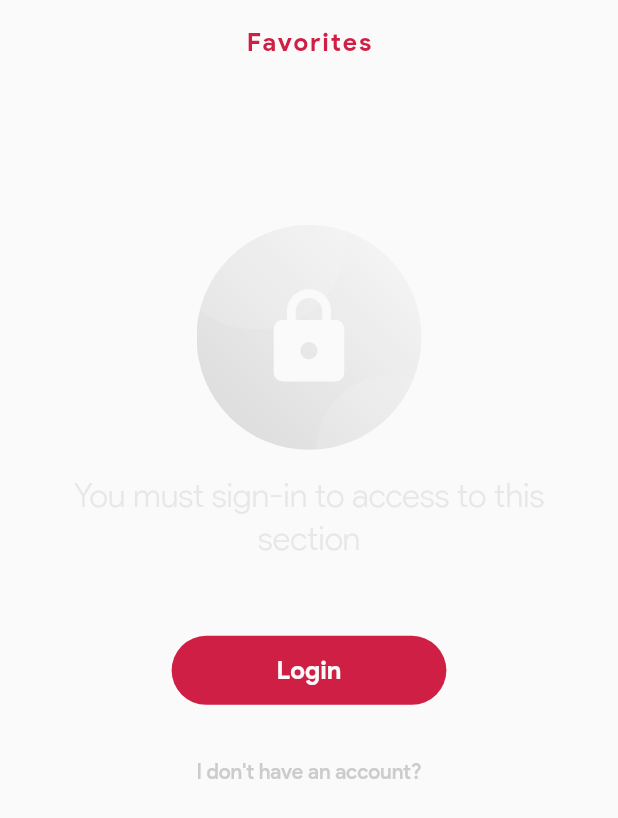
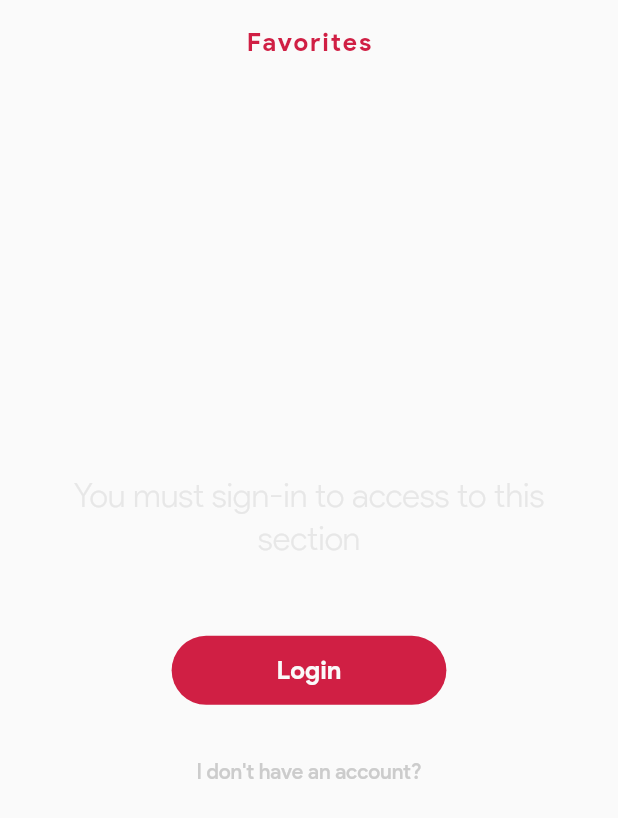
Before and after one commit to Mal2iOnettE/projectTAKE, a Flutter app: the FavoritesWidget screen opened by its route, on a phone screen of 412 x 824 dp. Shown: the top 818 px of the screen. Run offline on Flutter 3.47's test engine with Material 2 defaults, Android fonts, the phone set to English and light mode, and no system bars; our stand-ins replace cached_network_image, firebase_messaging, flutter_html, flutter_svg, fluttertoast, google_maps_flutter and 7 more; missing offline and left inert: flutter_inappbrowser, global_configuration, google_map_location_picker, selectable_circle_list; accounts and stored records are empty; network calls fail.

Commit message:
no message

```diff
--- a/lib/src/elements/EmptyCartWidget.dart
+++ b/lib/src/elements/EmptyCartWidget.dart
@@ -56,10 +56,10 @@ class _EmptyCartWidgetState extends State<EmptyCartWidget> {
                     height: 150,
                     decoration: BoxDecoration(
                         shape: BoxShape.circle,
-                        gradient: LinearGradient(begin: Alignment.bottomLeft, end: Alignment.topRight, colors: [
+                        /*gradient: LinearGradient(begin: Alignment.bottomLeft, end: Alignment.topRight, colors: [
                           Theme.of(context).focusColor.withOpacity(0.7),
                           Theme.of(context).focusColor.withOpacity(0.05),
-                        ])),
+                        ])*/),
                     child: Icon(
                       Icons.shopping_cart,
                       color: Theme.of(context).scaffoldBackgroundColor,
--- a/lib/src/elements/EmptyNotificationsWidget.dart
+++ b/lib/src/elements/EmptyNotificationsWidget.dart
@@ -56,10 +56,10 @@ class _EmptyNotificationsWidgetState extends State<EmptyNotificationsWidget> {
                     height: 150,
                     decoration: BoxDecoration(
                         shape: BoxShape.circle,
-                        gradient: LinearGradient(begin: Alignment.bottomLeft, end: Alignment.topRight, colors: [
+                        /*gradient: LinearGradient(begin: Alignment.bottomLeft, end: Alignment.topRight, colors: [
                           Theme.of(context).focusColor.withOpacity(0.7),
                           Theme.of(context).focusColor.withOpacity(0.05),
-                        ])),
+                        ])*/),
                     child: Icon(
                       Icons.notifications,
                       color: Theme.of(context).scaffoldBackgroundColor,
--- a/lib/src/elements/EmptyOrdersWidget.dart
+++ b/lib/src/elements/EmptyOrdersWidget.dart
@@ -56,10 +56,11 @@ class _EmptyOrdersWidgetState extends State<EmptyOrdersWidget> {
                     height: 150,
                     decoration: BoxDecoration(
                         shape: BoxShape.circle,
-                        gradient: LinearGradient(begin: Alignment.bottomLeft, end: Alignment.topRight, colors: [
+                        /*gradient: LinearGradient(begin: Alignment.bottomLeft, end: Alignment.topRight, colors: [
                           Theme.of(context).focusColor.withOpacity(0.7),
                           Theme.of(context).focusColor.withOpacity(0.05),
-                        ])),
+                        ])*/
+                        ),
                     child: Icon(
                       Icons.shopping_basket,
                       color: Theme.of(context).scaffoldBackgroundColor,
--- a/lib/src/elements/NotificationItemWidget.dart
+++ b/lib/src/elements/NotificationItemWidget.dart
@@ -21,13 +21,14 @@ class NotificationItemWidget extends StatelessWidget {
               height: 75,
               decoration: BoxDecoration(
                   shape: BoxShape.circle,
-                  gradient: LinearGradient(
+                  /*gradient: LinearGradient(
                     begin: Alignment.bottomLeft,
                     end: Alignment.topRight,
                     colors: [
                     Theme.of(context).focusColor.withOpacity(0.7),
                     Theme.of(context).focusColor.withOpacity(0.05),
-                  ])),
+                  ])*/
+                  ),
               child: Icon(
                 Icons.notifications,
                 color: Theme.of(context).scaffoldBackgroundColor,
--- a/lib/src/elements/PermissionDeniedWidget.dart
+++ b/lib/src/elements/PermissionDeniedWidget.dart
@@ -35,11 +35,13 @@ class _PermissionDeniedWidgetState extends State<PermissionDeniedWidget> {
                 height: 150,
                 decoration: BoxDecoration(
                     shape: BoxShape.circle,
-                    gradient: LinearGradient(begin: Alignment.bottomLeft, end: Alignment.topRight,
+                    /*gradient: LinearGradient(
+                      begin: Alignment.bottomLeft, end: Alignment.topRight,
                     colors: [
                       Theme.of(context).focusColor.withOpacity(0.7),
                       Theme.of(context).focusColor.withOpacity(0.05),
-                    ])),
+                    ])*/
+                    ),
                 child: Icon(
                   Icons.https,
                   color: Theme.of(context).scaffoldBackgroundColor,
--- a/pubspec.yaml
+++ b/pubspec.yaml
@@ -52,7 +52,7 @@ dependencies:
   chips_choice: 1.2.0
   splashscreen: ^1.2.0
   flare_splash_screen: any
-  rflutter_alert: ^1.0.3
+  rflutter_alert: 1.0.3
 
 flutter_icons:
   image_path: "assets/takelogo/take_logo07.png"
```
Also changed, not shown: lib/src/pages/order_success.dart (+6 -3 lines), 2 other files.
